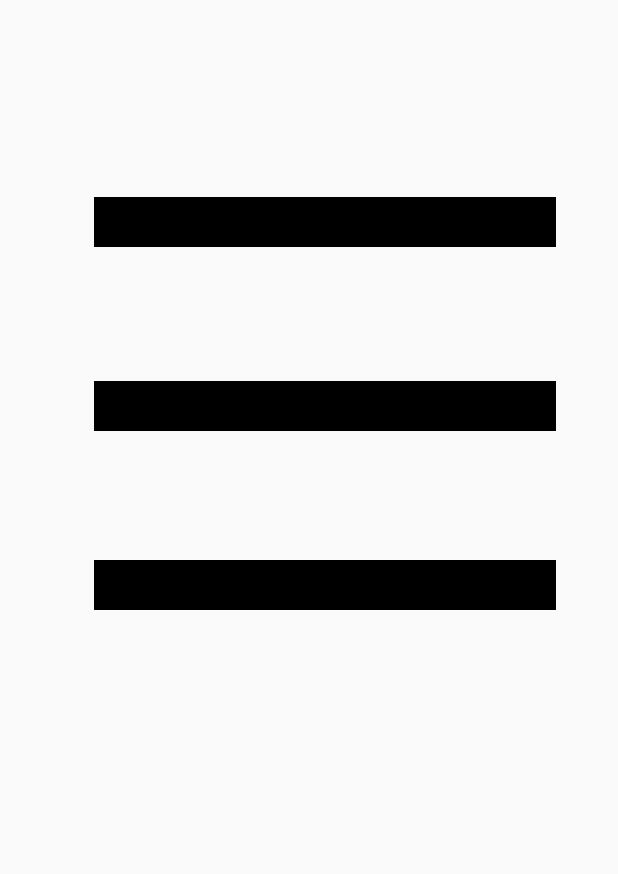
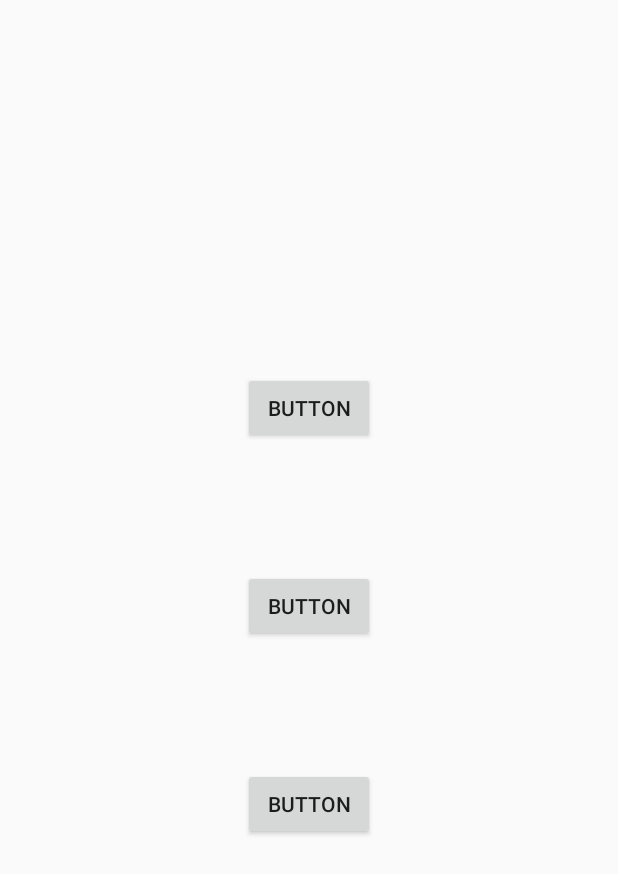
Before and after one commit to Anandhiswankar/fitness_app, an Android app: the layout activity_exercise.xml on its own in the app's theme, with its tools: preview values and no code run, on a phone screen of 412 x 824 dp. Shown: the top 874 px of the screen. Run offline under Robolectric (Android 15) with nearby library versions, the phone set to English and light mode, and no system bars.

Commit message:
exercise_1stLayout

```diff
--- a/app/build.gradle
+++ b/app/build.gradle
@@ -29,4 +29,5 @@ dependencies {
     testImplementation 'junit:junit:4.12'
     androidTestImplementation 'com.android.support.test:runner:1.0.2'
     androidTestImplementation 'com.android.support.test.espresso:espresso-core:3.0.2'
+    implementation 'com.android.support:design:28.0.0'
 }
--- a/app/src/main/java/com/ananddevelopment/fitness_care/exercise.java
+++ b/app/src/main/java/com/ananddevelopment/fitness_care/exercise.java
@@ -5,16 +5,12 @@ import android.os.Bundle;
 import android.widget.ImageView;
 
 public class exercise extends AppCompatActivity {
-    ImageView ivexercise1,ivexercise2,ivexercise3;
 
 
     @Override
     protected void onCreate(Bundle savedInstanceState) {
         super.onCreate(savedInstanceState);
         setContentView(R.layout.activity_exercise);
-        ivexercise1=findViewById(R.id.ivexercise1);
-        ivexercise2=findViewById(R.id.ivexercise2);
-        ivexercise3=findViewById(R.id.ivexercise3);
 
     }
 }
--- a/app/src/main/res/layout/activity_exercise.xml
+++ b/app/src/main/res/layout/activity_exercise.xml
@@ -7,39 +7,70 @@
     android:layout_height="match_parent"
     tools:context=".exercise">
 
-    <ImageView
-        android:id="@+id/ivexercise1"
-        android:layout_width="308dp"
-        android:layout_height="33dp"
-        android:background="@color/colorPrimary"
+    <FrameLayout
+        android:id="@+id/frameLayout11"
+        android:layout_width="match_parent"
+        android:layout_height="123dp"
+        app:layout_constraintEnd_toEndOf="parent"
+        app:layout_constraintStart_toStartOf="parent"
+        app:layout_constraintTop_toTopOf="parent">
+
+    </FrameLayout>
+
+    <FrameLayout
+        android:layout_width="match_parent"
+        android:layout_height="488dp"
+        app:layout_constraintBottom_toTopOf="@+id/frameLayout12"
+        app:layout_constraintEnd_toEndOf="parent"
+        app:layout_constraintStart_toStartOf="parent"
+        app:layout_constraintTop_toBottomOf="@+id/frameLayout11">
+
+        <android.support.constraint.ConstraintLayout
+            android:layout_width="match_parent"
+            android:layout_height="480dp">
+
+            <Button
+                android:id="@+id/button2"
+                android:layout_width="wrap_content"
+                android:layout_height="wrap_content"
+                android:text="Button"
+                app:layout_constraintBottom_toTopOf="@+id/button3"
+                app:layout_constraintEnd_toEndOf="parent"
+                app:layout_constraintHorizontal_bias="0.5"
+                app:layout_constraintStart_toStartOf="parent"
+                app:layout_constraintTop_toTopOf="parent" />
+
+            <Button
+                android:id="@+id/button3"
+                android:layout_width="wrap_content"
+                android:layout_height="wrap_content"
+                android:text="Button"
+                app:layout_constraintBottom_toTopOf="@+id/button4"
+                app:layout_constraintEnd_toEndOf="parent"
+                app:layout_constraintHorizontal_bias="0.5"
+                app:layout_constraintStart_toStartOf="parent"
+                app:layout_constraintTop_toBottomOf="@+id/button2" />
+
+            <Button
+                android:id="@+id/button4"
+                android:layout_width="wrap_content"
+                android:layout_height="wrap_content"
+                android:text="Button"
+                app:layout_constraintBottom_toBottomOf="parent"
+                app:layout_constraintEnd_toEndOf="parent"
+                app:layout_constraintHorizontal_bias="0.5"
+                app:layout_constraintStart_toStartOf="parent"
+                app:layout_constraintTop_toBottomOf="@+id/button3" />
+        </android.support.constraint.ConstraintLayout>
+    </FrameLayout>
+
+    <FrameLayout
+        android:id="@+id/frameLayout12"
+        android:layout_width="match_parent"
+        android:layout_height="132dp"
         app:layout_constraintBottom_toBottomOf="parent"
         app:layout_constraintEnd_toEndOf="parent"
-        app:layout_constraintHorizontal_bias="0.6"
-        app:layout_constraintStart_toStartOf="parent"
-        app:layout_constraintTop_toTopOf="parent"
-        app:layout_constraintVertical_bias="0.166" />
+        app:layout_constraintStart_toStartOf="parent">
 
-    <ImageView
-        android:id="@+id/ivexercise2"
-        android:layout_width="308dp"
-        android:layout_height="33dp"
-        android:background="@color/colorPrimary"
-        app:layout_constraintBottom_toBottomOf="parent"
-        app:layout_constraintEnd_toEndOf="parent"
-        app:layout_constraintHorizontal_bias="0.6"
-        app:layout_constraintStart_toStartOf="parent"
-        app:layout_constraintTop_toTopOf="parent"
-        app:layout_constraintVertical_bias="0.321" />
-
-    <ImageView
-        android:id="@+id/ivexercise3"
-        android:layout_width="308dp"
-        android:layout_height="33dp"
-        android:background="@color/colorPrimary"
-        app:layout_constraintBottom_toBottomOf="parent"
-        app:layout_constraintEnd_toEndOf="parent"
-        app:layout_constraintHorizontal_bias="0.6"
-        app:layout_constraintStart_toStartOf="parent"
-        app:layout_constraintTop_toTopOf="parent"
-        app:layout_constraintVertical_bias="0.472" />
+    </FrameLayout>
 </android.support.constraint.ConstraintLayout>
```
